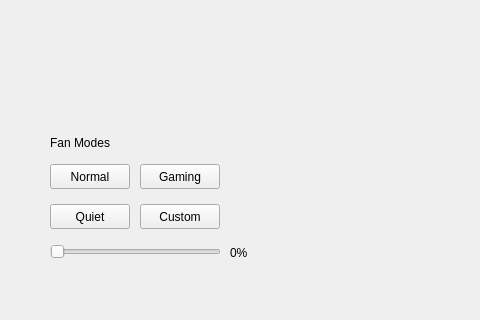
Above: mainwindow.ui from tangalbert919/AeroControlCenter before the change; both pictures show x 0 to 480 and y 256 to 576 of the 800 by 576 pixel window. Below: the same form after it.
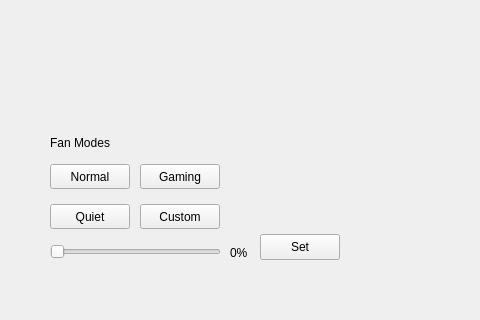
That is the form after the change.

Commit message:
Implement actually getting and setting fan speed
This requires our kernel driver to function.

```diff
--- a/mainwindow.ui
+++ b/mainwindow.ui
@@ -144,7 +144,7 @@
      <rect>
       <x>50</x>
       <y>390</y>
-      <width>171</width>
+      <width>211</width>
       <height>17</height>
      </rect>
     </property>
@@ -226,6 +226,19 @@
      <string>CPU: </string>
     </property>
    </widget>
+   <widget class="QPushButton" name="setFanSpeedBtn">
+    <property name="geometry">
+     <rect>
+      <x>260</x>
+      <y>490</y>
+      <width>80</width>
+      <height>26</height>
+     </rect>
+    </property>
+    <property name="text">
+     <string>Set</string>
+    </property>
+   </widget>
   </widget>
   <widget class="QMenuBar" name="menubar">
    <property name="geometry">
```
Left out of the diff: 64 changed lines with no effect on the pictures. The commit also changes 4 other files.
